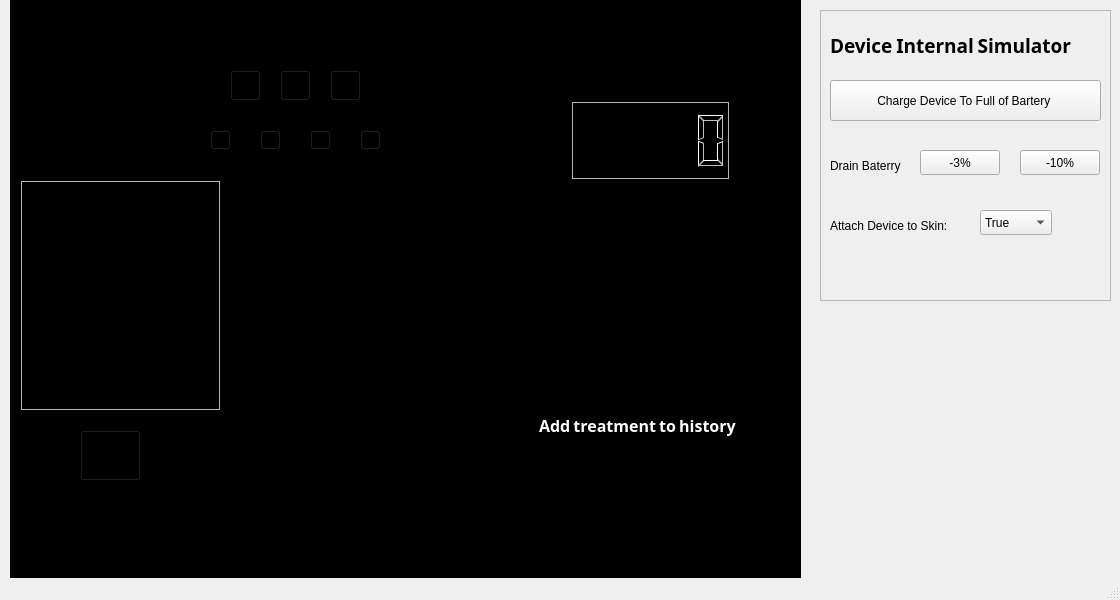
This is MLGproject/mainwindow.ui in MinhThong14/Cranial-Electrical-Stimulation-Device-Simulator as Qt 5 draws it before an edit. The edited form follows.
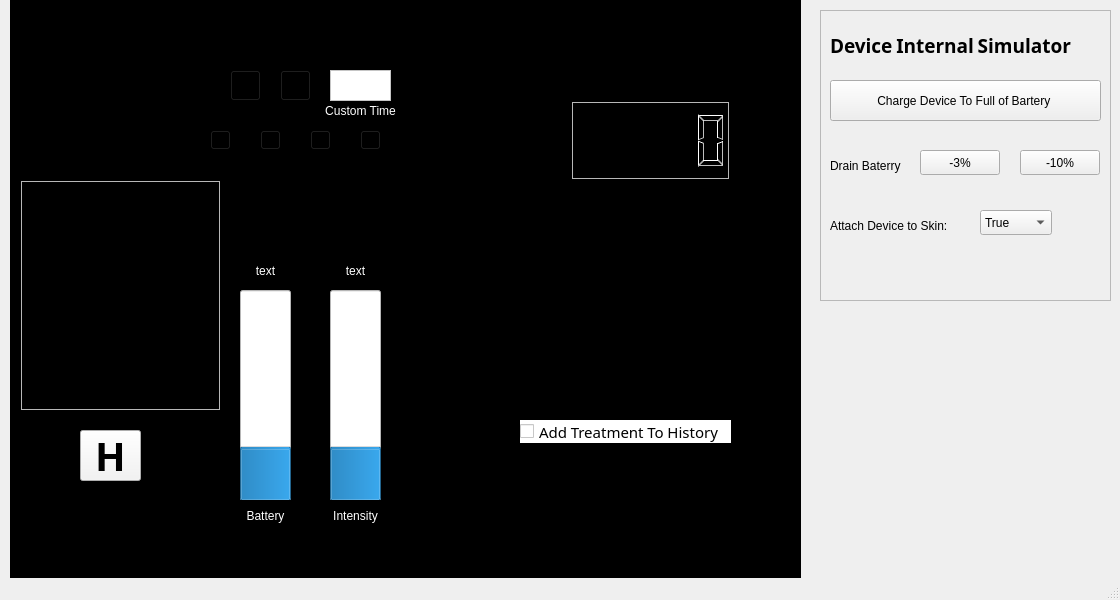
This is the edited form. Icons and pictures are not drawn.

Commit message: add custom time

The edit to the form file:
```diff
--- a/MLGproject/mainwindow.ui
+++ b/MLGproject/mainwindow.ui
@@ -306,7 +306,7 @@
      <property name="geometry">
       <rect>
        <x>270</x>
-       <y>250</y>
+       <y>220</y>
        <width>61</width>
        <height>21</height>
       </rect>
@@ -682,472 +682,6 @@
       <number>1</number>
      </property>
     </widget>
-    <widget class="QCheckBox" name="historyCheckBox">
-     <property name="geometry">
-      <rect>
-       <x>510</x>
-       <y>410</y>
-       <width>261</width>
-       <height>31</height>
-      </rect>
-     </property>
-     <property name="palette">
-      <palette>
-       <active>
-        <colorrole role="WindowText">
-         <brush brushstyle="SolidPattern">
-          <color alpha="255">
-           <red>255</red>
-           <green>255</green>
-           <blue>255</blue>
-          </color>
-         </brush>
-        </colorrole>
-        <colorrole role="Button">
-         <brush brushstyle="SolidPattern">
-          <color alpha="255">
-           <red>0</red>
-           <green>0</green>
-           <blue>0</blue>
-          </color>
-         </brush>
-        </colorrole>
-        <colorrole role="Light">
-         <brush brushstyle="SolidPattern">
-          <color alpha="255">
-           <red>255</red>
-           <green>255</green>
-           <blue>255</blue>
-          </color>
-         </brush>
-        </colorrole>
-        <colorrole role="Midlight">
-         <brush brushstyle="SolidPattern">
-          <color alpha="255">
-           <red>255</red>
-           <green>255</green>
-           <blue>255</blue>
-          </color>
-         </brush>
-        </colorrole>
-        <colorrole role="Dark">
-         <brush brushstyle="SolidPattern">
-          <color alpha="255">
-           <red>127</red>
-           <green>127</green>
-           <blue>127</blue>
-          </color>
-         </brush>
-        </colorrole>
-        <colorrole role="Mid">
-         <brush brushstyle="SolidPattern">
-          <color alpha="255">
-           <red>170</red>
-           <green>170</green>
-           <blue>170</blue>
-          </color>
-         </brush>
-        </colorrole>
-        <colorrole role="Text">
-         <brush brushstyle="SolidPattern">
-          <color alpha="255">
-           <red>0</red>
-           <green>0</green>
-           <blue>0</blue>
-          </color>
-         </brush>
-        </colorrole>
-        <colorrole role="BrightText">
-         <brush brushstyle="SolidPattern">
-          <color alpha="255">
-           <red>255</red>
-           <green>255</green>
-           <blue>255</blue>
-          </color>
-         </brush>
-        </colorrole>
-        <colorrole role="ButtonText">
-         <brush brushstyle="SolidPattern">
-          <color alpha="255">
-           <red>0</red>
-           <green>0</green>
-           <blue>0</blue>
-          </color>
-         </brush>
-        </colorrole>
-        <colorrole role="Base">
-         <brush brushstyle="SolidPattern">
-          <color alpha="255">
-           <red>0</red>
-           <green>0</green>
-           <blue>0</blue>
-          </color>
-         </brush>
-        </colorrole>
-        <colorrole role="Window">
-         <brush brushstyle="SolidPattern">
-          <color alpha="255">
-           <red>0</red>
-           <green>0</green>
-           <blue>0</blue>
-          </color>
-         </brush>
-        </colorrole>
-        <colorrole role="Shadow">
-         <brush brushstyle="SolidPattern">
-          <color alpha="255">
-           <red>0</red>
-           <green>0</green>
-           <blue>0</blue>
-          </color>
-         </brush>
-        </colorrole>
-        <colorrole role="AlternateBase">
-         <brush brushstyle="SolidPattern">
-          <color alpha="255">
-           <red>255</red>
-           <green>255</green>
-           <blue>255</blue>
-          </color>
-         </brush>
-        </colorrole>
-        <colorrole role="ToolTipBase">
-         <brush brushstyle="SolidPattern">
-          <color alpha="255">
-           <red>255</red>
-           <green>255</green>
-           <blue>220</blue>
-          </color>
-         </brush>
-        </colorrole>
-        <colorrole role="ToolTipText">
-         <brush brushstyle="SolidPattern">
-          <color alpha="255">
-           <red>0</red>
-           <green>0</green>
-           <blue>0</blue>
-          </color>
-         </brush>
-        </colorrole>
-        <colorrole role="PlaceholderText">
-         <brush brushstyle="SolidPattern">
-          <color alpha="128">
-           <red>0</red>
-           <green>0</green>
-           <blue>0</blue>
-          </color>
-         </brush>
-        </colorrole>
-       </active>
-       <inactive>
-        <colorrole role="WindowText">
-         <brush brushstyle="SolidPattern">
-          <color alpha="255">
-           <red>255</red>
-           <green>255</green>
-           <blue>255</blue>
-          </color>
-         </brush>
-        </colorrole>
-        <colorrole role="Button">
-         <brush brushstyle="SolidPattern">
-          <color alpha="255">
-           <red>0</red>
-           <green>0</green>
-           <blue>0</blue>
-          </color>
-         </brush>
-        </colorrole>
-        <colorrole role="Light">
-         <brush brushstyle="SolidPattern">
-          <color alpha="255">
-           <red>255</red>
-           <green>255</green>
-           <blue>255</blue>
-          </color>
-         </brush>
-        </colorrole>
-        <colorrole role="Midlight">
-         <brush brushstyle="SolidPattern">
-          <color alpha="255">
-           <red>255</red>
-           <green>255</green>
-           <blue>255</blue>
-          </color>
-         </brush>
-        </colorrole>
-        <colorrole role="Dark">
-         <brush brushstyle="SolidPattern">
-          <color alpha="255">
-           <red>127</red>
-           <green>127</green>
-           <blue>127</blue>
-          </color>
-         </brush>
-        </colorrole>
-        <colorrole role="Mid">
-         <brush brushstyle="SolidPattern">
-          <color alpha="255">
-           <red>170</red>
-           <green>170</green>
-           <blue>170</blue>
-          </color>
-         </brush>
-        </colorrole>
-        <colorrole role="Text">
-         <brush brushstyle="SolidPattern">
-          <color alpha="255">
-           <red>0</red>
-           <green>0</green>
-           <blue>0</blue>
-          </color>
-         </brush>
-        </colorrole>
-        <colorrole role="BrightText">
-         <brush brushstyle="SolidPattern">
-          <color alpha="255">
-           <red>255</red>
-           <green>255</green>
-           <blue>255</blue>
-          </color>
-         </brush>
-        </colorrole>
-        <colorrole role="ButtonText">
-         <brush brushstyle="SolidPattern">
-          <color alpha="255">
-           <red>0</red>
-           <green>0</green>
-           <blue>0</blue>
-          </color>
-         </brush>
-        </colorrole>
-        <colorrole role="Base">
-         <brush brushstyle="SolidPattern">
-          <color alpha="255">
-           <red>0</red>
-           <green>0</green>
-           <blue>0</blue>
-          </color>
-         </brush>
-        </colorrole>
-        <colorrole role="Window">
-         <brush brushstyle="SolidPattern">
-          <color alpha="255">
-           <red>0</red>
-           <green>0</green>
-           <blue>0</blue>
-          </color>
-         </brush>
-        </colorrole>
-        <colorrole role="Shadow">
-         <brush brushstyle="SolidPattern">
-          <color alpha="255">
-           <red>0</red>
-           <green>0</green>
-           <blue>0</blue>
-          </color>
-         </brush>
-        </colorrole>
-        <colorrole role="AlternateBase">
-         <brush brushstyle="SolidPattern">
-          <color alpha="255">
-           <red>255</red>
-           <green>255</green>
-           <blue>255</blue>
-          </color>
-         </brush>
-        </colorrole>
-        <colorrole role="ToolTipBase">
-         <brush brushstyle="SolidPattern">
-          <color alpha="255">
-           <red>255</red>
-           <green>255</green>
-           <blue>220</blue>
-          </color>
-         </brush>
-        </colorrole>
-        <colorrole role="ToolTipText">
-         <brush brushstyle="SolidPattern">
-          <color alpha="255">
-           <red>0</red>
-           <green>0</green>
-           <blue>0</blue>
-          </color>
-         </brush>
-        </colorrole>
-        <colorrole role="PlaceholderText">
-         <brush brushstyle="SolidPattern">
-          <color alpha="128">
-           <red>0</red>
-           <green>0</green>
-           <blue>0</blue>
-          </color>
-         </brush>
-        </colorrole>
-       </inactive>
-       <disabled>
-        <colorrole role="WindowText">
-         <brush brushstyle="SolidPattern">
-          <color alpha="255">
-           <red>127</red>
-           <green>127</green>
-           <blue>127</blue>
-          </color>
-         </brush>
-        </colorrole>
-        <colorrole role="Button">
-         <brush brushstyle="SolidPattern">
-          <color alpha="255">
-           <red>0</red>
-           <green>0</green>
-           <blue>0</blue>
-          </color>
-         </brush>
-        </colorrole>
-        <colorrole role="Light">
-         <brush brushstyle="SolidPattern">
-          <color alpha="255">
-           <red>255</red>
-           <green>255</green>
-           <blue>255</blue>
-          </color>
-         </brush>
-        </colorrole>
-        <colorrole role="Midlight">
-         <brush brushstyle="SolidPattern">
-          <color alpha="255">
-           <red>255</red>
-           <green>255</green>
-           <blue>255</blue>
-          </color>
-         </brush>
-        </colorrole>
-        <colorrole role="Dark">
-         <brush brushstyle="SolidPattern">
-          <color alpha="255">
-           <red>127</red>
-           <green>127</green>
-           <blue>127</blue>
-          </color>
-         </brush>
-        </colorrole>
-        <colorrole role="Mid">
-         <brush brushstyle="SolidPattern">
-          <color alpha="255">
-           <red>170</red>
-           <green>170</green>
-           <blue>170</blue>
-          </color>
-         </brush>
-        </colorrole>
-        <colorrole role="Text">
-         <brush brushstyle="SolidPattern">
-          <color alpha="255">
-           <red>127</red>
-           <green>127</green>
-           <blue>127</blue>
-          </color>
-         </brush>
-        </colorrole>
-        <colorrole role="BrightText">
-         <brush brushstyle="SolidPattern">
-          <color alpha="255">
-           <red>255</red>
-           <green>255</green>
-           <blue>255</blue>
-          </color>
-         </brush>
-        </colorrole>
-        <colorrole role="ButtonText">
-         <brush brushstyle="SolidPattern">
-          <color alpha="255">
-           <red>127</red>
-           <green>127</green>
-           <blue>127</blue>
-          </color>
-         </brush>
-        </colorrole>
-        <colorrole role="Base">
-         <brush brushstyle="SolidPattern">
-          <color alpha="255">
-           <red>0</red>
-           <green>0</green>
-           <blue>0</blue>
-          </color>
-         </brush>
-        </colorrole>
-        <colorrole role="Window">
-         <brush brushstyle="SolidPattern">
-          <color alpha="255">
-           <red>0</red>
-           <green>0</green>
-           <blue>0</blue>
-          </color>
-         </brush>
-        </colorrole>
-        <colorrole role="Shadow">
-         <brush brushstyle="SolidPattern">
-          <color alpha="255">
-           <red>0</red>
-           <green>0</green>
-           <blue>0</blue>
-          </color>
-         </brush>
-        </colorrole>
-        <colorrole role="AlternateBase">
-         <brush brushstyle="SolidPattern">
-          <color alpha="255">
-           <red>255</red>
-           <green>255</green>
-           <blue>255</blue>
-          </color>
-         </brush>
-        </colorrole>
-        <colorrole role="ToolTipBase">
-         <brush brushstyle="SolidPattern">
-          <color alpha="255">
-           <red>255</red>
-           <green>255</green>
-           <blue>220</blue>
-          </color>
-         </brush>
-        </colorrole>
-        <colorrole role="ToolTipText">
-         <brush brushstyle="SolidPattern">
-          <color alpha="255">
-           <red>0</red>
-           <green>0</green>
-           <blue>0</blue>
-          </color>
-         </brush>
-        </colorrole>
-        <colorrole role="PlaceholderText">
-         <brush brushstyle="SolidPattern">
-          <color alpha="128">
-           <red>0</red>
-           <green>0</green>
-           <blue>0</blue>
-          </color>
-         </brush>
-        </colorrole>
-       </disabled>
-      </palette>
-     </property>
-     <property name="font">
-      <font>
-       <family>Noto Sans Adlam</family>
-       <pointsize>12</pointsize>
-       <weight>75</weight>
-       <bold>true</bold>
-      </font>
-     </property>
-     <property name="autoFillBackground">
-      <bool>false</bool>
-     </property>
-     <property name="text">
-      <string>Add treatment to history</string>
-     </property>
-    </widget>
     <widget class="QPushButton" name="historyButton">
      <property name="geometry">
       <rect>
@@ -1172,9 +706,9 @@
         <colorrole role="Button">
          <brush brushstyle="SolidPattern">
           <color alpha="255">
-           <red>0</red>
-           <green>0</green>
-           <blue>0</blue>
+           <red>243</red>
+           <green>243</green>
+           <blue>243</blue>
           </color>
          </brush>
         </colorrole>
@@ -1244,18 +778,18 @@
         <colorrole role="Base">
          <brush brushstyle="SolidPattern">
           <color alpha="255">
-           <red>0</red>
-           <green>0</green>
-           <blue>0</blue>
+           <red>243</red>
+           <green>243</green>
+           <blue>243</blue>
           </color>
          </brush>
         </colorrole>
         <colorrole role="Window">
          <brush brushstyle="SolidPattern">
           <color alpha="255">
-           <red>0</red>
-           <green>0</green>
-           <blue>0</blue>
+           <red>243</red>
+           <green>243</green>
+           <blue>243</blue>
           </color>
          </brush>
         </colorrole>
@@ -1318,9 +852,9 @@
         <colorrole role="Button">
          <brush brushstyle="SolidPattern">
           <color alpha="255">
-           <red>0</red>
-           <green>0</green>
-           <blue>0</blue>
+           <red>243</red>
+           <green>243</green>
+           <blue>243</blue>
           </color>
          </brush>
         </colorrole>
@@ -1390,18 +924,18 @@
         <colorrole role="Base">
          <brush brushstyle="SolidPattern">
           <color alpha="255">
-           <red>0</red>
-           <green>0</green>
-           <blue>0</blue>
+           <red>243</red>
+           <green>243</green>
+           <blue>243</blue>
           </color>
          </brush>
         </colorrole>
         <colorrole role="Window">
          <brush brushstyle="SolidPattern">
           <color alpha="255">
-           <red>0</red>
-           <green>0</green>
-           <blue>0</blue>
+           <red>243</red>
+           <green>243</green>
+           <blue>243</blue>
           </color>
          </brush>
         </colorrole>
@@ -1464,9 +998,9 @@
         <colorrole role="Button">
          <brush brushstyle="SolidPattern">
           <color alpha="255">
-           <red>0</red>
-           <green>0</green>
-           <blue>0</blue>
+           <red>243</red>
+           <green>243</green>
+           <blue>243</blue>
           </color>
          </brush>
         </colorrole>
@@ -1536,18 +1070,18 @@
         <colorrole role="Base">
          <brush brushstyle="SolidPattern">
           <color alpha="255">
-           <red>0</red>
-           <green>0</green>
-           <blue>0</blue>
+           <red>243</red>
+           <green>243</green>
+           <blue>243</blue>
           </color>
          </brush>
         </colorrole>
         <colorrole role="Window">
          <brush brushstyle="SolidPattern">
           <color alpha="255">
-           <red>0</red>
-           <green>0</green>
-           <blue>0</blue>
+           <red>243</red>
+           <green>243</green>
+           <blue>243</blue>
           </color>
          </brush>
         </colorrole>
@@ -1599,11 +1133,29 @@
        </disabled>
       </palette>
      </property>
+     <property name="font">
+      <font>
+       <family>Noto Sans Adlam</family>
+       <pointsize>30</pointsize>
+       <weight>75</weight>
+       <bold>true</bold>
+      </font>
+     </property>
      <property name="styleSheet">
-      <string notr="true"/>
+      <string notr="true">background-color: rgb(243, 243, 243);
+border-color: rgb(173, 238, 233);</string>
      </property>
      <property name="text">
-      <string/>
+      <string>H</string>
+     </property>
+     <property name="autoDefault">
+      <bool>false</bool>
+     </property>
+     <property name="default">
+      <bool>false</bool>
+     </property>
+     <property name="flat">
+      <bool>false</bool>
      </property>
     </widget>
     <widget class="QPushButton" name="alphaButton">
@@ -1702,20 +1254,288 @@
       <string/>
      </property>
     </widget>
-    <widget class="QPushButton" name="timeCustomButton">
+    <widget class="QProgressBar" name="batteryBar">
+     <property name="geometry">
+      <rect>
+       <x>230</x>
+       <y>290</y>
+       <width>51</width>
+       <height>211</height>
+      </rect>
+     </property>
+     <property name="styleSheet">
+      <string notr="true">background-color: rgb(255, 255, 255);</string>
+     </property>
+     <property name="value">
+      <number>24</number>
+     </property>
+     <property name="orientation">
+      <enum>Qt::Vertical</enum>
+     </property>
+     <property name="invertedAppearance">
+      <bool>false</bool>
+     </property>
+     <property name="format">
+      <string>%p%</string>
+     </property>
+    </widget>
+    <widget class="QProgressBar" name="intensityBar">
+     <property name="geometry">
+      <rect>
+       <x>320</x>
+       <y>290</y>
+       <width>51</width>
+       <height>211</height>
+      </rect>
+     </property>
+     <property name="styleSheet">
+      <string notr="true">background-color: rgb(255, 255, 255);</string>
+     </property>
+     <property name="value">
+      <number>24</number>
+     </property>
+     <property name="orientation">
+      <enum>Qt::Vertical</enum>
+     </property>
+     <property name="invertedAppearance">
+      <bool>false</bool>
+     </property>
+     <property name="format">
+      <string>%p%</string>
+     </property>
+    </widget>
+    <widget class="QLabel" name="batteryLevel">
+     <property name="geometry">
+      <rect>
+       <x>230</x>
+       <y>260</y>
+       <width>51</width>
+       <height>21</height>
+      </rect>
+     </property>
+     <property name="styleSheet">
+      <string notr="true">color: rgb(255, 255, 255);</string>
+     </property>
+     <property name="text">
+      <string>text</string>
+     </property>
+     <property name="alignment">
+      <set>Qt::AlignCenter</set>
+     </property>
+    </widget>
+    <widget class="QLabel" name="intensityLevel">
+     <property name="geometry">
+      <rect>
+       <x>320</x>
+       <y>260</y>
+       <width>51</width>
+       <height>21</height>
+      </rect>
+     </property>
+     <property name="styleSheet">
+      <string notr="true">color: rgb(255, 255, 255);</string>
+     </property>
+     <property name="text">
+      <string>text</string>
+     </property>
+     <property name="alignment">
+      <set>Qt::AlignCenter</set>
+     </property>
+    </widget>
+    <widget class="QLabel" name="batteryLabel">
+     <property name="geometry">
+      <rect>
+       <x>230</x>
+       <y>500</y>
+       <width>51</width>
+       <height>31</height>
+      </rect>
+     </property>
+     <property name="styleSheet">
+      <string notr="true">color: rgb(255, 255, 255);</string>
+     </property>
+     <property name="text">
+      <string>Battery</string>
+     </property>
+     <property name="alignment">
+      <set>Qt::AlignCenter</set>
+     </property>
+    </widget>
+    <widget class="QLabel" name="intensityLabel">
+     <property name="geometry">
+      <rect>
+       <x>320</x>
+       <y>500</y>
+       <width>51</width>
+       <height>31</height>
+      </rect>
+     </property>
+     <property name="styleSheet">
+      <string notr="true">color: rgb(255, 255, 255);</string>
+     </property>
+     <property name="text">
+      <string>Intensity</string>
+     </property>
+     <property name="alignment">
+      <set>Qt::AlignCenter</set>
+     </property>
+    </widget>
+    <widget class="QLabel" name="customTimeLabel">
+     <property name="geometry">
+      <rect>
+       <x>310</x>
+       <y>100</y>
+       <width>81</width>
+       <height>21</height>
+      </rect>
+     </property>
+     <property name="styleSheet">
+      <string notr="true">color: rgb(255, 255, 255);</string>
+     </property>
+     <property name="text">
+      <string>Custom Time</string>
+     </property>
+     <property name="alignment">
+      <set>Qt::AlignCenter</set>
+     </property>
+    </widget>
+    <widget class="QTextEdit" name="textEdit">
      <property name="geometry">
       <rect>
        <x>320</x>
        <y>70</y>
-       <width>31</width>
+       <width>61</width>
        <height>31</height>
       </rect>
      </property>
+     <property name="font">
+      <font>
+       <pointsize>9</pointsize>
+      </font>
+     </property>
      <property name="styleSheet">
-      <string notr="true">border-image: url(:/pngs/topMiddlePlus.png);</string>
+      <string notr="true">background-color: rgb(255, 255, 255);</string>
+     </property>
+    </widget>
+    <widget class="QCheckBox" name="checkBox">
+     <property name="geometry">
+      <rect>
+       <x>510</x>
+       <y>420</y>
+       <width>211</width>
+       <height>23</height>
+      </rect>
+     </property>
+     <property name="palette">
+      <palette>
+       <active>
+        <colorrole role="Button">
+         <brush brushstyle="SolidPattern">
+          <color alpha="255">
+           <red>255</red>
+           <green>255</green>
+           <blue>255</blue>
+          </color>
+         </brush>
+        </colorrole>
+        <colorrole role="Base">
+         <brush brushstyle="SolidPattern">
+          <color alpha="255">
+           <red>255</red>
+           <green>255</green>
+           <blue>255</blue>
+          </color>
+         </brush>
+        </colorrole>
+        <colorrole role="Window">
+         <brush brushstyle="SolidPattern">
+          <color alpha="255">
+           <red>255</red>
+           <green>255</green>
+           <blue>255</blue>
+          </color>
+         </brush>
+        </colorrole>
+       </active>
+       <inactive>
+        <colorrole role="Button">
+         <brush brushstyle="SolidPattern">
+          <color alpha="255">
+           <red>255</red>
+           <green>255</green>
+           <blue>255</blue>
+          </color>
+         </brush>
+        </colorrole>
+        <colorrole role="Base">
+         <brush brushstyle="SolidPattern">
+          <color alpha="255">
+           <red>255</red>
+           <green>255</green>
+           <blue>255</blue>
+          </color>
+         </brush>
+        </colorrole>
+        <colorrole role="Window">
+         <brush brushstyle="SolidPattern">
+          <color alpha="255">
+           <red>255</red>
+           <green>255</green>
+           <blue>255</blue>
+          </color>
+         </brush>
+        </colorrole>
+       </inactive>
+       <disabled>
+        <colorrole role="Button">
+         <brush brushstyle="SolidPattern">
+          <color alpha="255">
+           <red>255</red>
+           <green>255</green>
+           <blue>255</blue>
+          </color>
+         </brush>
+        </colorrole>
+        <colorrole role="Base">
+         <brush brushstyle="SolidPattern">
+          <color alpha="255">
+           <red>255</red>
+           <green>255</green>
+           <blue>255</blue>
+          </color>
+         </brush>
+        </colorrole>
+        <colorrole role="Window">
+         <brush brushstyle="SolidPattern">
+          <color alpha="255">
+           <red>255</red>
+           <green>255</green>
+           <blue>255</blue>
+          </color>
+         </brush>
+        </colorrole>
+       </disabled>
+      </palette>
+     </property>
+     <property name="font">
+      <font>
+       <family>Noto Sans Adlam</family>
+       <pointsize>11</pointsize>
+       <weight>50</weight>
+       <bold>false</bold>
+      </font>
+     </property>
+     <property name="autoFillBackground">
+      <bool>false</bool>
+     </property>
+     <property name="styleSheet">
+      <string notr="true">background-color: rgb(255, 255, 255);</string>
      </property>
      <property name="text">
-      <string/>
+      <string>Add Treatment To History</string>
+     </property>
+     <property name="checked">
+      <bool>false</bool>
      </property>
     </widget>
    </widget>
```
